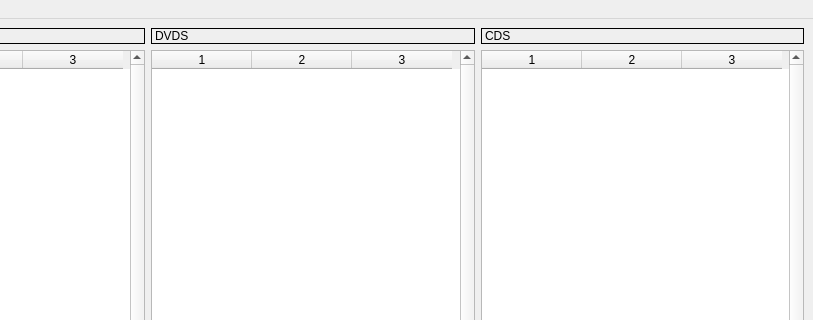
This is mainloja.ui in anacfvieira/Loja as Qt 5 draws it before an edit; both pictures show x 187 to 1000 and y 0 to 320 of the 1000 by 600 pixel window. The edited form follows.
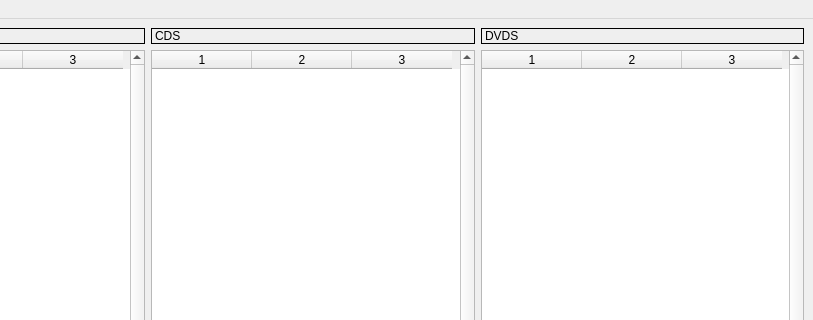
This is the edited form.

Patch:
```diff
--- a/mainloja.ui
+++ b/mainloja.ui
@@ -66,54 +66,6 @@
       </item>
      </layout>
     </item>
-    <item>
-     <layout class="QVBoxLayout" name="verticalLayout_3">
-      <item>
-       <widget class="QLabel" name="labelDvds">
-        <property name="frameShape">
-         <enum>QFrame::Shape::Box</enum>
-        </property>
-        <property name="text">
-         <string>DVDS</string>
-        </property>
-       </widget>
-      </item>
-      <item>
-       <widget class="QTableWidget" name="tabelaDvds">
-        <property name="verticalScrollBarPolicy">
-         <enum>Qt::ScrollBarPolicy::ScrollBarAlwaysOn</enum>
-        </property>
-        <property name="horizontalScrollBarPolicy">
-         <enum>Qt::ScrollBarPolicy::ScrollBarAlwaysOn</enum>
-        </property>
-        <property name="tabKeyNavigation">
-         <bool>false</bool>
-        </property>
-        <property name="selectionMode">
-         <enum>QAbstractItemView::SelectionMode::SingleSelection</enum>
-        </property>
-        <property name="selectionBehavior">
-         <enum>QAbstractItemView::SelectionBehavior::SelectRows</enum>
-        </property>
-        <property name="columnCount">
-         <number>3</number>
-        </property>
-        <attribute name="horizontalHeaderHighlightSections">
-         <bool>false</bool>
-        </attribute>
-        <attribute name="verticalHeaderVisible">
-         <bool>false</bool>
-        </attribute>
-        <attribute name="verticalHeaderHighlightSections">
-         <bool>false</bool>
-        </attribute>
-        <column/>
-        <column/>
-        <column/>
-       </widget>
-      </item>
-     </layout>
-    </item>
     <item>
      <layout class="QVBoxLayout" name="verticalLayout"/>
     </item>
@@ -165,6 +117,54 @@
       </item>
      </layout>
     </item>
+    <item>
+     <layout class="QVBoxLayout" name="verticalLayout_3">
+      <item>
+       <widget class="QLabel" name="labelDvds">
+        <property name="frameShape">
+         <enum>QFrame::Shape::Box</enum>
+        </property>
+        <property name="text">
+         <string>DVDS</string>
+        </property>
+       </widget>
+      </item>
+      <item>
+       <widget class="QTableWidget" name="tabelaDvds">
+        <property name="verticalScrollBarPolicy">
+         <enum>Qt::ScrollBarPolicy::ScrollBarAlwaysOn</enum>
+        </property>
+        <property name="horizontalScrollBarPolicy">
+         <enum>Qt::ScrollBarPolicy::ScrollBarAlwaysOn</enum>
+        </property>
+        <property name="tabKeyNavigation">
+         <bool>false</bool>
+        </property>
+        <property name="selectionMode">
+         <enum>QAbstractItemView::SelectionMode::SingleSelection</enum>
+        </property>
+        <property name="selectionBehavior">
+         <enum>QAbstractItemView::SelectionBehavior::SelectRows</enum>
+        </property>
+        <property name="columnCount">
+         <number>3</number>
+        </property>
+        <attribute name="horizontalHeaderHighlightSections">
+         <bool>false</bool>
+        </attribute>
+        <attribute name="verticalHeaderVisible">
+         <bool>false</bool>
+        </attribute>
+        <attribute name="verticalHeaderHighlightSections">
+         <bool>false</bool>
+        </attribute>
+        <column/>
+        <column/>
+        <column/>
+       </widget>
+      </item>
+     </layout>
+    </item>
    </layout>
   </widget>
   <widget class="QMenuBar" name="menubar">
```
Left out of the diff: 2 changed lines with no effect on the pictures.
